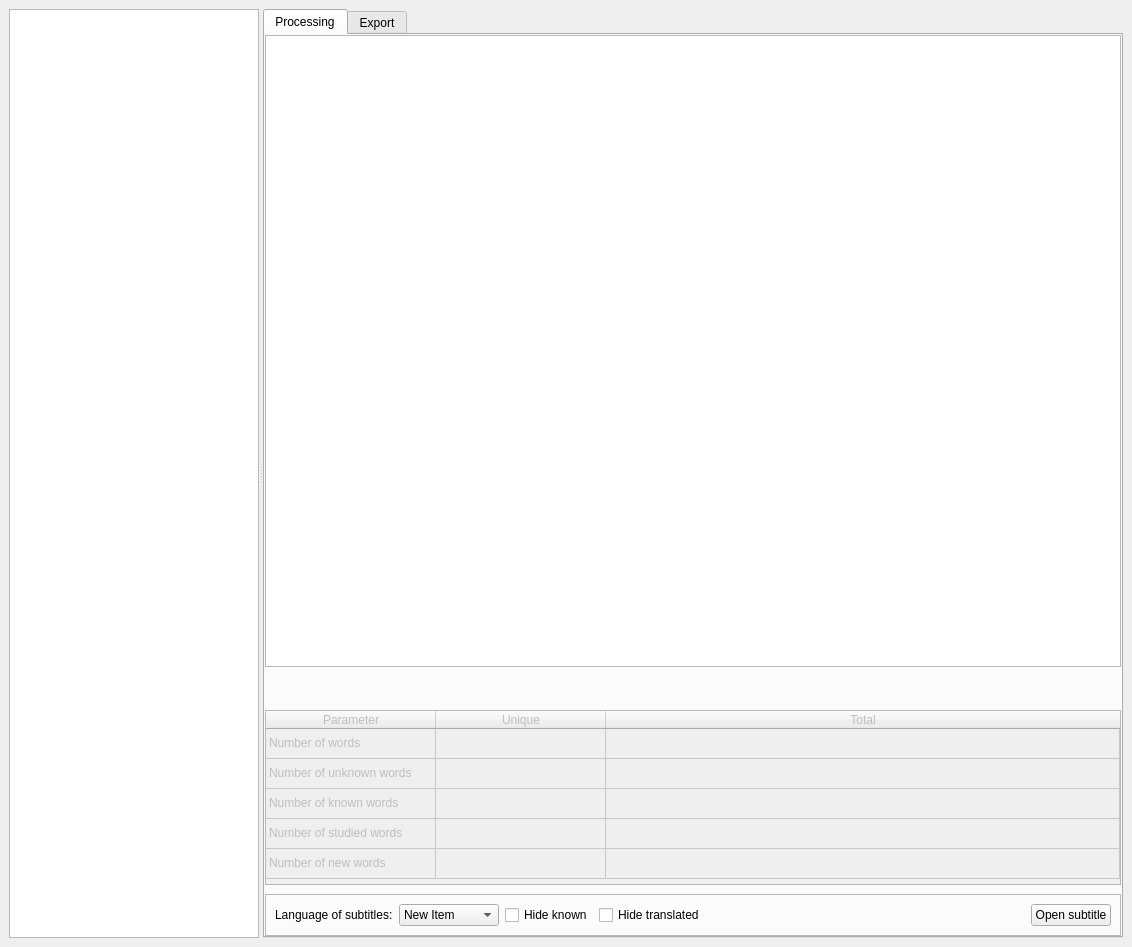
This is GUI/fr.ui in ErFaron/PyLinguaSubtitle as Qt 5 draws it before an edit. The edited form follows.
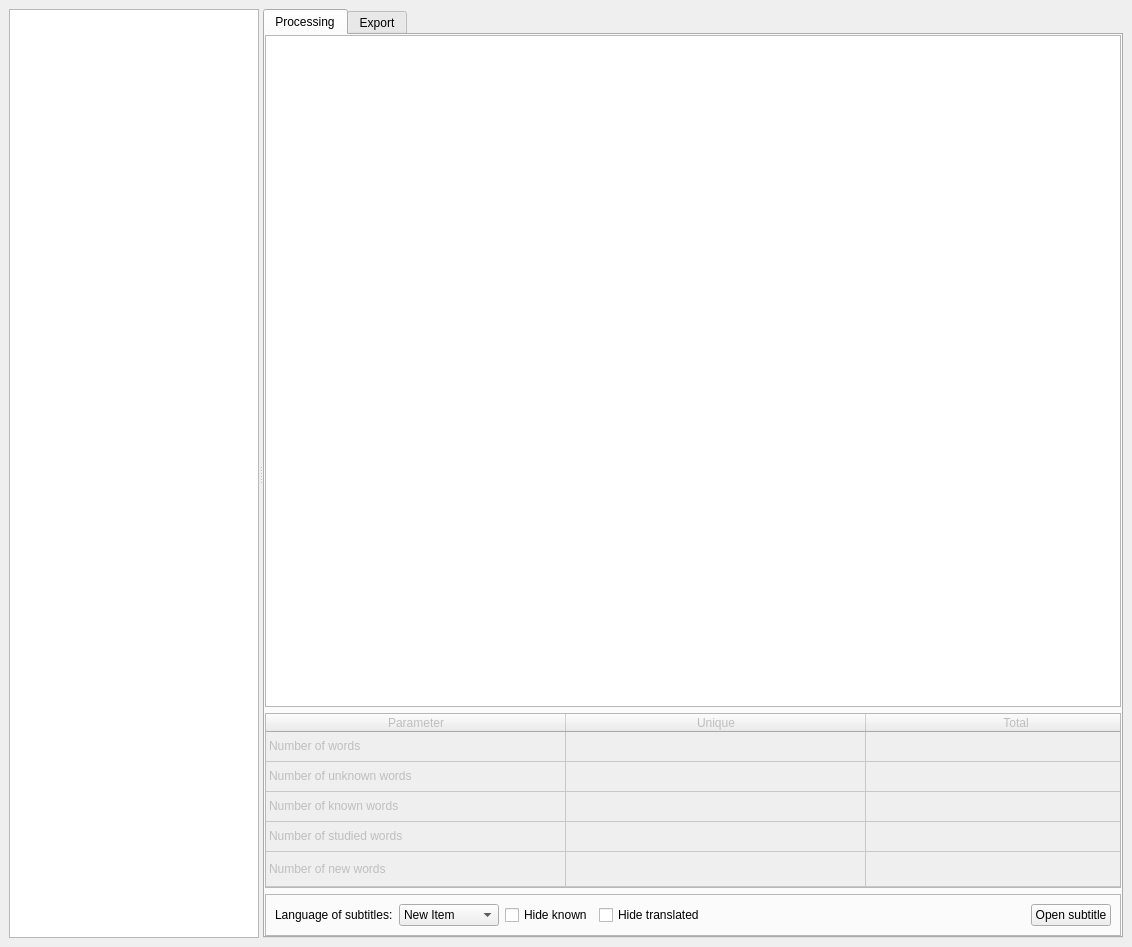
This is the edited form.

Commit message: Setup of Translation table: Checkboxes for "Known" attribute, Only "Translation" field is editable

What changed in the file:
```diff
--- a/GUI/fr.ui
+++ b/GUI/fr.ui
@@ -90,7 +90,7 @@
         <attribute name="title">
          <string>Processing</string>
         </attribute>
-        <layout class="QVBoxLayout" name="verticalLayout" stretch="0,0,0,0">
+        <layout class="QVBoxLayout" name="verticalLayout" stretch="0,0,0">
          <property name="sizeConstraint">
           <enum>QLayout::SetDefaultConstraint</enum>
          </property>
@@ -123,9 +123,18 @@
              <height>100</height>
             </size>
            </property>
+           <property name="horizontalScrollBarPolicy">
+            <enum>Qt::ScrollBarAlwaysOff</enum>
+           </property>
            <property name="sortingEnabled">
             <bool>true</bool>
            </property>
+           <attribute name="horizontalHeaderStretchLastSection">
+            <bool>false</bool>
+           </attribute>
+           <attribute name="verticalHeaderVisible">
+            <bool>false</bool>
+           </attribute>
           </widget>
          </item>
          <item>
@@ -134,7 +143,7 @@
             <bool>false</bool>
            </property>
            <property name="sizePolicy">
-            <sizepolicy hsizetype="Expanding" vsizetype="Fixed">
+            <sizepolicy hsizetype="Expanding" vsizetype="Expanding">
              <horstretch>0</horstretch>
              <verstretch>100</verstretch>
             </sizepolicy>
@@ -148,26 +157,20 @@
            <property name="maximumSize">
             <size>
              <width>16777215</width>
-             <height>100</height>
+             <height>175</height>
             </size>
            </property>
-           <property name="focusPolicy">
-            <enum>Qt::WheelFocus</enum>
+           <property name="verticalScrollBarPolicy">
+            <enum>Qt::ScrollBarAlwaysOff</enum>
            </property>
-           <property name="editTriggers">
-            <set>QAbstractItemView::NoEditTriggers</set>
-           </property>
-           <property name="selectionMode">
-            <enum>QAbstractItemView::NoSelection</enum>
-           </property>
-           <property name="selectionBehavior">
-            <enum>QAbstractItemView::SelectColumns</enum>
+           <property name="horizontalScrollBarPolicy">
+            <enum>Qt::ScrollBarAlwaysOff</enum>
            </property>
            <attribute name="horizontalHeaderVisible">
             <bool>true</bool>
            </attribute>
            <attribute name="horizontalHeaderDefaultSectionSize">
-            <number>170</number>
+            <number>300</number>
            </attribute>
            <attribute name="horizontalHeaderStretchLastSection">
             <bool>true</bool>
@@ -176,7 +179,7 @@
             <bool>false</bool>
            </attribute>
            <attribute name="verticalHeaderStretchLastSection">
-            <bool>false</bool>
+            <bool>true</bool>
            </attribute>
            <row>
             <property name="text">
@@ -227,9 +230,6 @@
             <property name="text">
              <string>Number of unknown words</string>
             </property>
-            <property name="flags">
-             <set>ItemIsSelectable|ItemIsUserCheckable|ItemIsEnabled</set>
-            </property>
            </item>
            <item row="2" column="0">
             <property name="text">
@@ -248,19 +248,6 @@
            </item>
           </widget>
          </item>
-         <item>
-          <spacer name="verticalSpacer">
-           <property name="orientation">
-            <enum>Qt::Vertical</enum>
-           </property>
-           <property name="sizeHint" stdset="0">
-            <size>
-             <width>20</width>
-             <height>40</height>
-            </size>
-           </property>
-          </spacer>
-         </item>
          <item>
           <widget class="QFrame" name="ButtonsRow">
            <property name="enabled">
```
Left out of the diff: 15 changed lines with no effect on the pictures. The commit also changes 6 other files.
